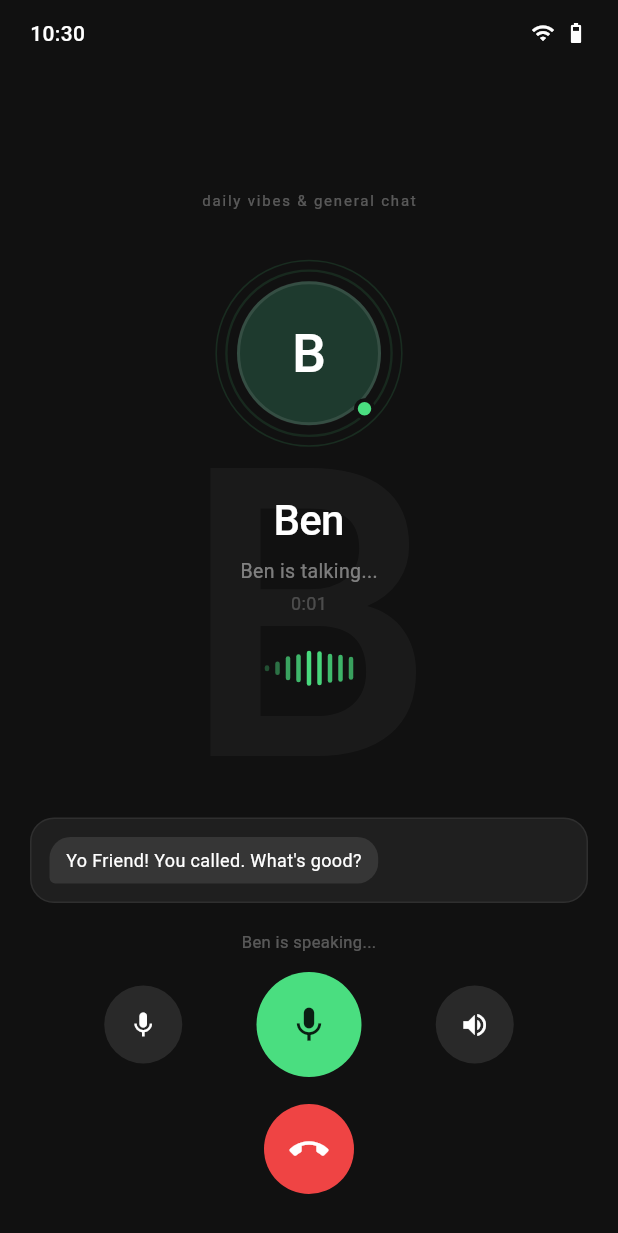
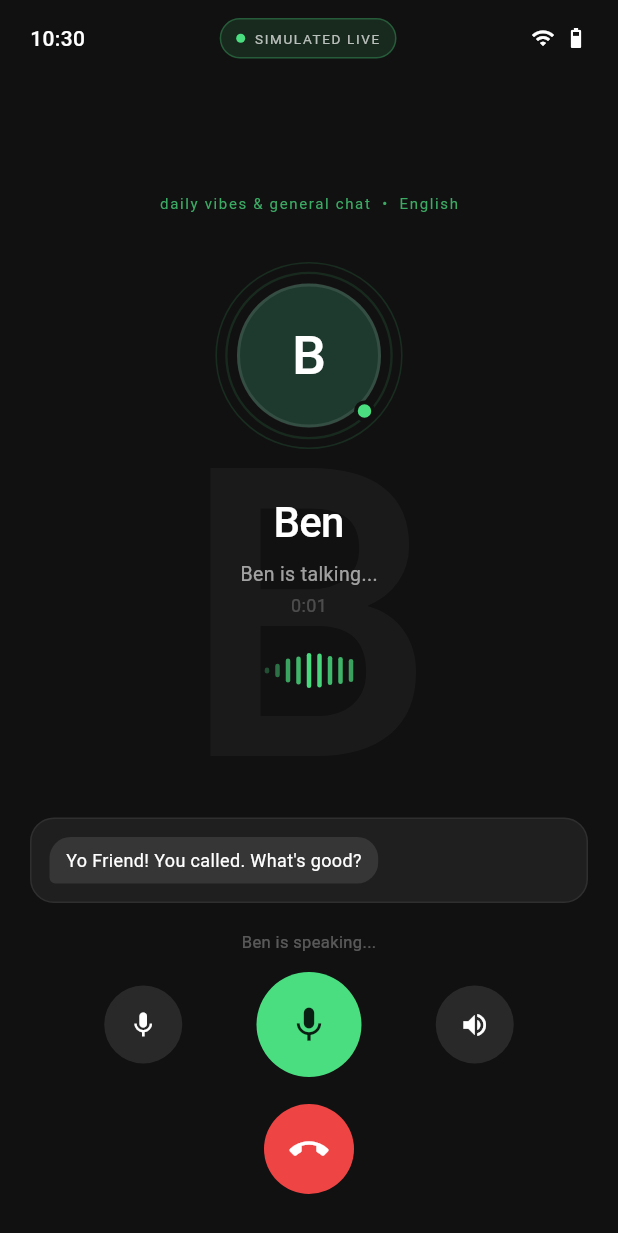
Before and after one commit to muhumuza684/ben-ai, a Flutter app: the CallScreen screen opened directly with sample values from the repository, on a phone screen of 412 x 824 dp. Shown: the top 1233 px of the screen. Run offline on Flutter 3.47's test engine with Material 3 defaults, Android fonts, the phone set to English and light mode, and no system bars; our stand-ins replace audioplayers, flutter_local_notifications, flutter_timezone, flutter_tts, permission_handler, shared_preferences and 3 more; missing offline and left inert: flutter_sound; accounts and stored records are empty.

Commit message:
Add multilingual turn based AI calls

```diff
--- a/lib/models/contact.dart
+++ b/lib/models/contact.dart
@@ -8,6 +8,10 @@ class Contact {
   String avatarColor; // hex color string
   String? photoPath; // local file path if user set a photo
   String systemPrompt; // AI personality prompt
+  String languageCode; // e.g. en-US, fr-FR, sw-KE
+  String voiceStyle; // distinct built-in voice style
+  String? voiceProfilePath; // optional authorized voice-profile recording
+  bool voiceConsent; // explicit consent for a custom voice profile
   DateTime? lastCalledAt;
 
   Contact({
@@ -17,6 +21,10 @@ class Contact {
     required this.gender,
     required this.avatarColor,
     required this.systemPrompt,
+    this.languageCode = 'en-US',
+    this.voiceStyle = 'warm',
+    this.voiceProfilePath,
+    this.voiceConsent = false,
     this.photoPath,
     this.lastCalledAt,
   });
@@ -102,6 +110,10 @@ You are great at fun conversations, jokes, gossip, and entertainment.''',
     'avatar_color': avatarColor,
     'photo_path': photoPath,
     'system_prompt': systemPrompt,
+    'language_code': languageCode,
+    'voice_style': voiceStyle,
+    'voice_profile_path': voiceProfilePath,
+    'voice_consent': voiceConsent ? 1 : 0,
     'last_called_at': lastCalledAt?.toIso8601String(),
   };
 
@@ -112,6 +124,10 @@ You are great at fun conversations, jokes, gossip, and entertainment.''',
     gender: m['gender'],
     avatarColor: m['avatar_color'],
     systemPrompt: m['system_prompt'],
+    languageCode: m['language_code'] as String? ?? 'en-US',
+    voiceStyle: m['voice_style'] as String? ?? 'warm',
+    voiceProfilePath: m['voice_profile_path'] as String?,
+    voiceConsent: (m['voice_consent'] as int? ?? 0) == 1,
     photoPath: m['photo_path'],
     lastCalledAt: m['last_called_at'] != null
         ? DateTime.parse(m['last_called_at'])
--- a/lib/screens/call_screen.dart
+++ b/lib/screens/call_screen.dart
@@ -26,6 +26,7 @@ class _CallScreenState extends State<CallScreen> {
   CallState _state = CallState.idle;
   bool _muted = false;
   String _partialText = '';
+  String _finalTranscript = '';
   String _statusText = 'Ben is about to pick up...';
   List<Message> _messages = [];
   Reminder? _pendingReminder;
@@ -54,6 +55,7 @@ class _CallScreenState extends State<CallScreen> {
 
   Future<void> _init() async {
     await SpeechService.init();
+    await SpeechService.setLanguage(_c.languageCode);
     final msgs = await DatabaseService.getRecentMessages(_c.id, limit: 10);
     setState(() => _messages = msgs);
     _callTimer = Timer.periodic(const Duration(seconds: 1), (_) {
@@ -76,7 +78,7 @@ class _CallScreenState extends State<CallScreen> {
       _state = CallState.contactSpeaking;
       _statusText = '${_c.name} is talking...';
     });
-    SpeechService.speak(text, onDone: () {
+    SpeechService.speak(text, voiceStyle: _c.voiceStyle, onDone: () {
       if (mounted) {
         setState(() {
           _state = CallState.idle;
@@ -96,12 +98,17 @@ class _CallScreenState extends State<CallScreen> {
       _state = CallState.listening;
       _statusText = 'Listening...';
       _partialText = '';
+      _finalTranscript = '';
     });
     await SpeechService.startListening(
       onPartial: (p) { if (mounted) setState(() => _partialText = p); },
       onResult: (text) {
-        if (text.trim().isEmpty) {
-          if (mounted) setState(() { _state = CallState.idle; _statusText = 'Tap mic to talk'; });
+        if (text.trim().isNotEmpty) _finalTranscript = text.trim();
+      },
+      onDone: () {
+        final text = _finalTranscript.trim();
+        if (text.isEmpty) {
+          if (mounted) setState(() { _state = CallState.idle; _statusText = 'I’m listening — tap the mic when ready'; });
           return;
         }
         _handleUserMessage(text);
@@ -145,7 +152,7 @@ class _CallScreenState extends State<CallScreen> {
       }
       _contactSpeak(response.text);
     } catch (e) {
-      _contactSpeak("Sorry, lost you for a sec. Say that again?");
+      _contactSpeak("Sorry, I missed that. Take your time and say it again when you're ready.");
     }
   }
 
@@ -184,22 +191,37 @@ class _CallScreenState extends State<CallScreen> {
 
   Widget _statusBar() {
     final now = DateTime.now();
-    return Padding(padding: const EdgeInsets.symmetric(horizontal: 20, vertical: 12),
+    return Padding(
+      padding: const EdgeInsets.fromLTRB(20, 12, 20, 8),
       child: Row(mainAxisAlignment: MainAxisAlignment.spaceBetween, children: [
         Text('${now.hour}:${now.minute.toString().padLeft(2,'0')}',
           style: const TextStyle(color: Colors.white, fontSize: 14, fontWeight: FontWeight.w500)),
+        Container(
+          padding: const EdgeInsets.symmetric(horizontal: 10, vertical: 6),
+          decoration: BoxDecoration(
+            color: _accent.withOpacity(0.12),
+            borderRadius: BorderRadius.circular(20),
+            border: Border.all(color: _accent.withOpacity(0.28)),
+          ),
+          child: Row(children: [
+            Container(width: 6, height: 6, decoration: BoxDecoration(color: _accent, shape: BoxShape.circle)),
+            const SizedBox(width: 6),
+            const Text('SIMULATED LIVE', style: TextStyle(color: Colors.white70, fontSize: 9, letterSpacing: 1.1)),
+          ]),
+        ),
         const Row(children: [
           Icon(Icons.wifi, color: Colors.white, size: 16),
           SizedBox(width: 6),
           Icon(Icons.battery_5_bar, color: Colors.white, size: 16),
         ]),
-      ]));
+      ]),
+    );
   }
 
   Widget _center() {
     return Column(mainAxisAlignment: MainAxisAlignment.center, children: [
-      Text(_c.specialty.toLowerCase(),
-        style: TextStyle(fontSize: 10, color: Colors.white.withOpacity(0.3), letterSpacing: 1.2)),
+      Text('${_c.specialty.toLowerCase()}  •  ${SpeechService.supportedLanguages[_c.languageCode] ?? 'English'}',
+        style: TextStyle(fontSize: 10, color: _accent.withOpacity(0.75), letterSpacing: 1.1)),
       const SizedBox(height: 20),
       PulseAvatar(
         isActive: _state == CallState.contactSpeaking || _state == CallState.listening,
@@ -207,7 +229,10 @@ class _CallScreenState extends State<CallScreen> {
       const SizedBox(height: 16),
       Text(_c.name, style: const TextStyle(fontSize: 28, fontWeight: FontWeight.w500, color: Colors.white, letterSpacing: -0.5)),
       const SizedBox(height: 5),
-      Text(_statusText, style: TextStyle(fontSize: 13, color: Colors.white.withOpacity(0.45))),
+      AnimatedSwitcher(
+        duration: const Duration(milliseconds: 180),
+        child: Text(_statusText, key: ValueKey(_statusText), style: TextStyle(fontSize: 13, color: Colors.white.withOpacity(0.6))),
+      ),
       const SizedBox(height: 3),
       Text(_state == CallState.ended ? '—' : _timerLabel,
         style: TextStyle(fontSize: 12, color: Colors.white.withOpacity(0.22))),
@@ -281,8 +306,8 @@ class _CallScreenState extends State<CallScreen> {
       child: Column(children: [
         // Hint text
         Text(
-          _state == CallState.idle ? 'Tap mic to speak' :
-          _state == CallState.listening ? 'Listening... tap again to stop' :
+          _state == CallState.idle ? 'Your turn — tap the mic when you are ready' :
+          _state == CallState.listening ? 'Listening until you finish speaking' :
           _state == CallState.thinking ? '${_c.name} is thinking...' :
           _state == CallState.contactSpeaking ? '${_c.name} is speaking...' : '',
           style: TextStyle(fontSize: 11, color: Colors.white.withOpacity(0.3))),
--- a/lib/services/groq_service.dart
+++ b/lib/services/groq_service.dart
@@ -23,6 +23,8 @@ class GroqService {
   }) async {
     final systemPrompt = '''${contact.systemPrompt}
 
+Language: ${_languageName(contact.languageCode)} (${contact.languageCode}). Always reply in this language unless the user explicitly switches languages.
+Phone-call rules: wait for the user's complete utterance, answer naturally in 1-2 short spoken sentences, and do not narrate internal reasoning.
 User's name: $userName
 ${conversationSummary != null && conversationSummary.isNotEmpty ? 'Recent conversation:\n$conversationSummary' : ''}''';
 
@@ -112,7 +114,27 @@ If no reminder reply with ONLY:
     }
   }
 
+  static String _languageName(String code) {
+    switch (code) {
+      case 'fr-FR': return 'French';
+      case 'es-ES': return 'Spanish';
+      case 'zh-CN': return 'Mandarin Chinese';
+      case 'de-DE': return 'German';
+      case 'sw-KE': return 'Swahili';
+      default: return 'English';
+    }
+  }
+
   static String buildGreeting(Contact contact, String userName, String summary) {
+    if (contact.languageCode != 'en-US') {
+      switch (contact.languageCode) {
+        case 'fr-FR': return 'Salut $userName, je suis ${contact.name}. Comment vas-tu ?';
+        case 'es-ES': return 'Hola $userName, soy ${contact.name}. ¿Cómo estás?';
+        case 'zh-CN': return '嗨，$userName，我是${contact.name}。最近怎么样？';
+        case 'de-DE': return 'Hey $userName, hier ist ${contact.name}. Wie geht es dir?';
+        case 'sw-KE': return 'Habari $userName, ni ${contact.name}. Ukoje leo?';
+      }
+    }
     if (summary.isNotEmpty) {
       switch (contact.id) {
         case 1: return "Yo $userName! Good to hear from you again. What's good?";
--- a/lib/services/speech_service.dart
+++ b/lib/services/speech_service.dart
@@ -5,33 +5,52 @@ class SpeechService {
   static final _stt = SpeechToText();
   static final _tts = FlutterTts();
   static bool _sttReady = false;
+  static String _languageCode = 'en-US';
+
+  static const supportedLanguages = <String, String>{
+    'en-US': 'English',
+    'fr-FR': 'Français',
+    'es-ES': 'Español',
+    'zh-CN': '中文',
+    'de-DE': 'Deutsch',
+    'sw-KE': 'Kiswahili',
+  };
 
   static Future<void> init() async {
-    _sttReady = await _stt.initialize(onError: (e) => print('STT: $e'));
+    _sttReady = await _stt.initialize(onError: (_) {});
+    await _configureTts();
+  }
 
-    await _tts.setLanguage('en-US');
-    await _tts.setPitch(0.9);
-    await _tts.setSpeechRate(0.50);
+  static Future<void> setLanguage(String languageCode) async {
+    _languageCode = languageCode;
+    await _tts.setLanguage(languageCode);
+  }
+
+  static String get languageCode => _languageCode;
+  static bool get isAvailable => _sttReady;
+  static bool get isListening => _stt.isListening;
+
+  static Future<void> _configureTts({String voiceStyle = 'warm'}) async {
+    await _tts.setLanguage(_languageCode);
+    await _tts.setPitch(voiceStyle == 'bright' ? 1.08 : voiceStyle == 'deep' ? 0.78 : 0.92);
+    await _tts.setSpeechRate(0.46);
     await _tts.setVolume(1.0);
 
-    // Try to pick a male voice
     final voices = await _tts.getVoices;
-    if (voices != null) {
-      final list = voices as List;
-      final male = list.firstWhere(
-        (v) =>
-            v['name'].toString().toLowerCase().contains('male') &&
-            v['locale'].toString().startsWith('en'),
-        orElse: () => null,
-      );
-      if (male != null) {
-        await _tts.setVoice({'name': male['name'], 'locale': male['locale']});
+    if (voices is List) {
+      final matching = voices.where((v) {
+        final locale = v['locale']?.toString() ?? '';
+        return locale.toLowerCase().replaceAll('_', '-') == _languageCode.toLowerCase();
+      }).toList();
+      if (matching.isNotEmpty) {
+        final selected = matching.firstWhere(
+          (v) => v['name'].toString().toLowerCase().contains(voiceStyle),
+          orElse: () => matching.first,
+        );
+        await _tts.setVoice({'name': selected['name'], 'locale': selected['locale']});
       }
     }
   }
-
-  static bool get isAvailable => _sttReady;
-  static bool get isListening => _stt.isListening;
 
   static Future<void> startListening({
     required Function(String) onResult,
@@ -43,26 +62,29 @@ class SpeechService {
       onResult: (result) {
         if (result.finalResult) {
           onResult(result.recognizedWords);
-          onDone?.call();
         } else {
           onPartial?.call(result.recognizedWords);
         }
       },
-      listenFor: const Duration(seconds: 30),
-      pauseFor: const Duration(seconds: 3),
-      localeId: 'en_US',
+      onSoundLevelChange: (_) {},
+      listenFor: const Duration(seconds: 45),
+      pauseFor: const Duration(seconds: 5),
+      localeId: _languageCode.replaceAll('-', '_'),
       partialResults: true,
       cancelOnError: false,
     );
+    // speech_to_text closes after the pauseFor silence window. Polling here
+    // lets the call screen wait for the definitive notListening state.
+    while (_stt.isListening) {
+      await Future<void>.delayed(const Duration(milliseconds: 120));
+    }
+    onDone?.call();
   }
 
   static Future<void> stopListening() async => await _stt.stop();
 
-  static Future<void> speak(
-    String text, {
-    Function()? onStart,
-    Function()? onDone,
-  }) async {
+  static Future<void> speak(String text, {String voiceStyle = 'warm', Function()? onStart, Function()? onDone}) async {
+    await _configureTts(voiceStyle: voiceStyle);
     _tts.setStartHandler(() => onStart?.call());
     _tts.setCompletionHandler(() => onDone?.call());
     await _tts.speak(text);
```
Also changed, not shown: lib/screens/settings_screen.dart (+57 -0 lines), lib/services/database_service.dart (+15 -1 lines), 1 other file.
